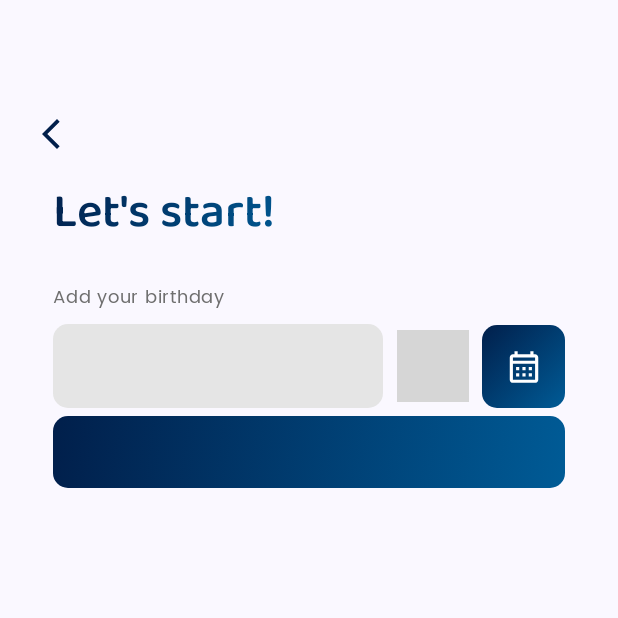
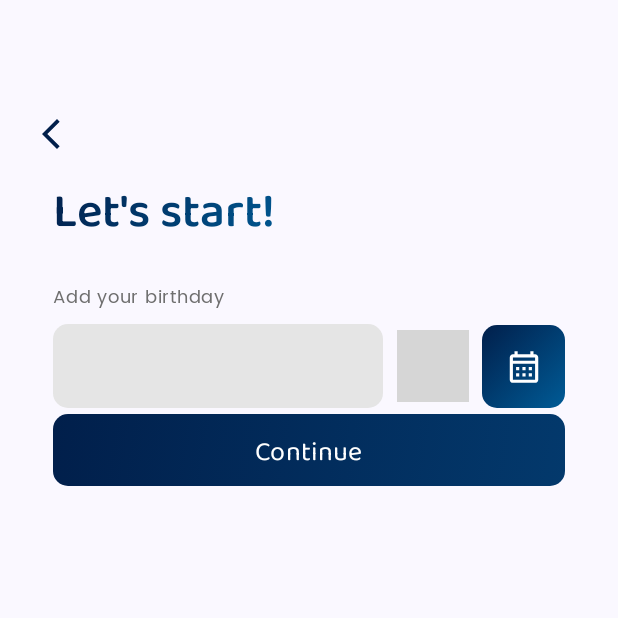
Before and after one commit to JINNIELABORE/Jinni-Mobile, an Android app built with Jetpack Compose: the BirthdayScreen screen opened through its navigation route, on a phone screen of 412 x 824 dp, the top half of it. Run offline under Robolectric (Android 15) with nearby library versions, the phone set to English and light mode, and no system bars; libraries missing offline, so code that uses them is left out: network.chaintech.kmp_date_time_picker; Roboto replaces fonts that are not available here; 3 statements that could not run were skipped; grey boxes are pictures that could not be loaded.

Commit message:
cadastro freelancer quase pronto

```diff
--- a/app/src/main/java/br/senai/sp/jandira/MainActivity.kt
+++ b/app/src/main/java/br/senai/sp/jandira/MainActivity.kt
@@ -36,7 +36,7 @@ class MainActivity : ComponentActivity() {
                 val clientViewModel = ClientViewModel()
                 NavHost(
                     navController = navController,
-                    startDestination = "Birthday",
+                    startDestination = "FirstPage",
                 ){
                     composable(route = "FirstPage") { FirstPageScreen(navController) }
                     composable(route = "SignUpMethod") { SignUpMethodChoiceScreen(navController) }
@@ -48,7 +48,7 @@ class MainActivity : ComponentActivity() {
 
                     composable(route = "ChatList"){ ChatListScreen(navController) }
                     composable(route = "ProjectsScreen"){ ProjectsScreen() }
-                    composable(route = "Birthday"){ BirthdayScreen() }
+                    composable(route = "Birthday"){ BirthdayScreen(navController) }
 
                     //CLIENT
                     composable(route = "ClientHome"){ ClientHomeScreen() }
--- a/app/src/main/java/br/senai/sp/jandira/screens/cadastros/BirthdayScreen.kt
+++ b/app/src/main/java/br/senai/sp/jandira/screens/cadastros/BirthdayScreen.kt
@@ -42,7 +42,9 @@ import androidx.compose.ui.text.font.FontWeight
 import androidx.compose.ui.tooling.preview.Preview
 import androidx.compose.ui.unit.dp
 import androidx.compose.ui.unit.sp
+import androidx.navigation.NavController
 import br.senai.sp.jandira.R
+import br.senai.sp.jandira.components.GradientButton
 import br.senai.sp.jandira.ui.theme.BalooTammudu
 import br.senai.sp.jandira.ui.theme.Poppins
 import br.senai.sp.jandira.viewmodel.FreelancerViewModel
@@ -52,7 +54,7 @@ import network.chaintech.kmp_date_time_picker.utils.DateTimePickerView
 import network.chaintech.kmp_date_time_picker.utils.now
 
 @Composable
-fun BirthdayScreen() {
+fun BirthdayScreen(navController: NavController) {
 
     var showDatePicker by remember { mutableStateOf(false) }
 
@@ -216,30 +218,18 @@ fun BirthdayScreen() {
                             .fillMaxWidth()
                     ){
 
-                        Button(
-                            modifier = Modifier
-                                .fillMaxWidth()
-                                .background(
-                                    brush = Brush.linearGradient(
-                                        listOf(
-                                            Color(0xff011F4B),
-                                            Color(0xff005B96)
-                                        )
-                                    ),
-                                    shape = RoundedCornerShape(10.dp)
-                                ),
-                            colors = ButtonDefaults.buttonColors(
-                                containerColor = Color.Transparent
-                            ),
+                        GradientButton(
                             onClick = {
-                                if (datanasc.value.isNotEmpty()){
+
+                                if(datanasc.value.isNotEmpty()){
                                     FreelancerViewModel().addBirthday(datanasc.value)
-
+                                    navController.navigate("FreelancerSignUp")
                                 }
-                            }) {
+                            },
+                            text = stringResource(id = R.string.continue_)
+                        )
 
 
-                        }
                     }
 
 
@@ -264,9 +254,3 @@ fun BirthdayScreen() {
     }
 
 }
-
-@Preview (showBackground = true, showSystemUi = true)
-@Composable
-private fun Bday() {
-    BirthdayScreen()
-}
--- a/app/src/main/java/br/senai/sp/jandira/screens/cadastros/SignUpMethodChoiceScreen.kt
+++ b/app/src/main/java/br/senai/sp/jandira/screens/cadastros/SignUpMethodChoiceScreen.kt
@@ -110,7 +110,7 @@ fun SignUpMethodChoiceScreen(navController: NavController) {
                Spacer(modifier = Modifier.height(50.dp))
                Card(
                    onClick = {
-                       navController.navigate("FreelancerSignUp")
+                       navController.navigate("Birthday")
                    },
                    modifier = Modifier
                        .height(150.dp)
--- a/gradle/libs.versions.toml
+++ b/gradle/libs.versions.toml
@@ -1,5 +1,5 @@
 [versions]
-agp = "8.5.1"
+agp = "8.6.0"
 coilCompose = "2.7.0"
 converterGson = "2.11.0"
 kotlin = "1.9.0"
```
